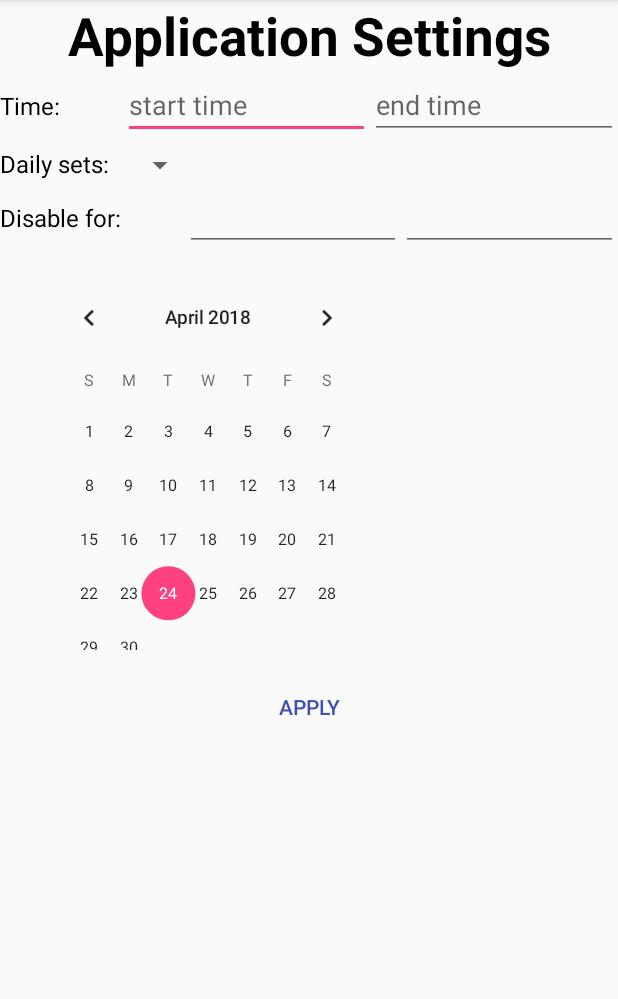
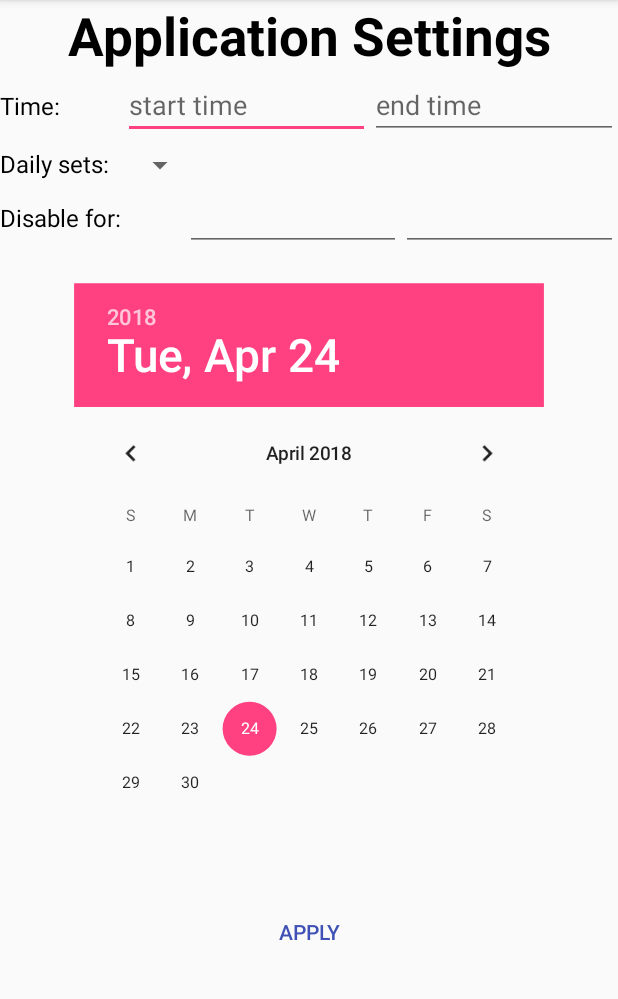
Before and after one commit to AP-Elektronica-ICT/IP18-StretchAnalyzer01, an Android app: the screen it shows after launch once a user with an empty profile is signed in (AppsettingsActivity), after a tap on an icon or button, on a phone screen of 412 x 824 dp, the part 84-1083 px from its top. Run offline under Robolectric (Android 15) with nearby library versions, the phone set to English and light mode, and no system bars; our stand-ins replace Firebase (no records; nobody signed in at launch, a user with empty details on screens opened directly); libraries missing offline, so code that uses them is left out: com.github.mikephil.charting; 1 other tap on this screen came first.

Commit message:
final changes before presentation

```diff
--- a/app/src/main/java/be/eaict/stretchalyzer1/AppsettingsActivity.java
+++ b/app/src/main/java/be/eaict/stretchalyzer1/AppsettingsActivity.java
@@ -5,6 +5,7 @@ import android.sax.StartElementListener;
 import android.support.v7.app.AppCompatActivity;
 import android.os.Bundle;
 import android.view.View;
+import android.view.WindowManager;
 import android.widget.Button;
 import android.widget.DatePicker;
 
@@ -21,6 +22,8 @@ public class AppsettingsActivity extends AppCompatActivity {
     protected void onCreate(Bundle savedInstanceState) {
         super.onCreate(savedInstanceState);
         setContentView(R.layout.activity_application);
+        getWindow().setSoftInputMode(
+                WindowManager.LayoutParams.SOFT_INPUT_STATE_ALWAYS_HIDDEN);
 
         btnapply = (Button) findViewById(R.id.btnApplyAppSettings);
         datePicker = (DatePicker) findViewById(R.id.datePicker);
--- a/app/src/main/java/be/eaict/stretchalyzer1/MainActivity.java
+++ b/app/src/main/java/be/eaict/stretchalyzer1/MainActivity.java
@@ -58,7 +58,7 @@ public class MainActivity extends AppCompatActivity {
     private ArrayList<Double> aZ = new ArrayList<>();
     private List<String> sec = new ArrayList<String>();
     private List<String> angle = new ArrayList<String>();
-    private List<List<String>> allAngles = new ArrayList<List<String>>();
+    private List<String> allAngles = new ArrayList<String>();
     private int day;
     private int month;
     private String monthString;
@@ -83,7 +83,7 @@ public class MainActivity extends AppCompatActivity {
         currentUser = mAuth.getCurrentUser();
         database = FirebaseDatabase.getInstance();
         final Intent intent = getIntent();
-        if(intent.getStringExtra("flag") != null && intent.getStringExtra("flag") == "A"){
+        if(intent.getStringExtra("flag") != null){
             day = intent.getIntExtra("dayOfMonth", 0);
             month = (intent.getIntExtra("monthOfYear", 0));
             switch (month){
@@ -135,10 +135,10 @@ public class MainActivity extends AppCompatActivity {
                             for (DataSnapshot d: dataSnapshot.getChildren()){
                                 String key = d.getKey();
                                 if(key.contains(query)){
-                                    allAngles.add((List<String>)d.child("Values").getValue());
+                                    List<String> tempList = (List<String>)d.child("Values").getValue();
+                                    allAngles.addAll(tempList);
+                                    Log.d("firstarraylist", allAngles.toString());
                                 }
-                                if(allAngles.size() > 0)
-                                Log.d("valueueu", allAngles.get(0).get(0));
                             }
                         }
                 }
@@ -213,6 +213,8 @@ public class MainActivity extends AppCompatActivity {
             @Override
             public void onClick(View v) {
                 Intent intentHistory = new Intent(MainActivity.this, HistoryActivity.class);
+                intentHistory.putStringArrayListExtra("historyData", (ArrayList<String>) allAngles);
+                Log.d("arraylist", allAngles.toString());
                 startActivity(intentHistory);
                 countDownTimer.cancel();
             }
--- a/app/src/main/res/layout/activity_application.xml
+++ b/app/src/main/res/layout/activity_application.xml
@@ -97,10 +97,10 @@
         android:id="@+id/datePicker"
         android:layout_width="wrap_content"
         android:layout_height="wrap_content"
+        android:datePickerMode="calendar"
+        android:layout_gravity="center"
         android:scaleX="0.9"
-        android:scaleY="0.9"
-        android:datePickerMode="spinner">
-    </DatePicker>
+        android:scaleY="0.9"/>
 
     <Button
         android:layout_width="wrap_content"
--- a/app/src/main/res/layout/activity_history.xml
+++ b/app/src/main/res/layout/activity_history.xml
@@ -59,7 +59,7 @@
             android:layout_width="wrap_content"
             android:layout_height="match_parent"
             android:layout_weight="1"
-            android:text="Button" />
+            android:text="BACK" />
     </LinearLayout>
 
 </android.support.constraint.ConstraintLayout>
```
Also changed, not shown: app/src/main/java/be/eaict/stretchalyzer1/HistoryActivity.java (+15 -14 lines).
